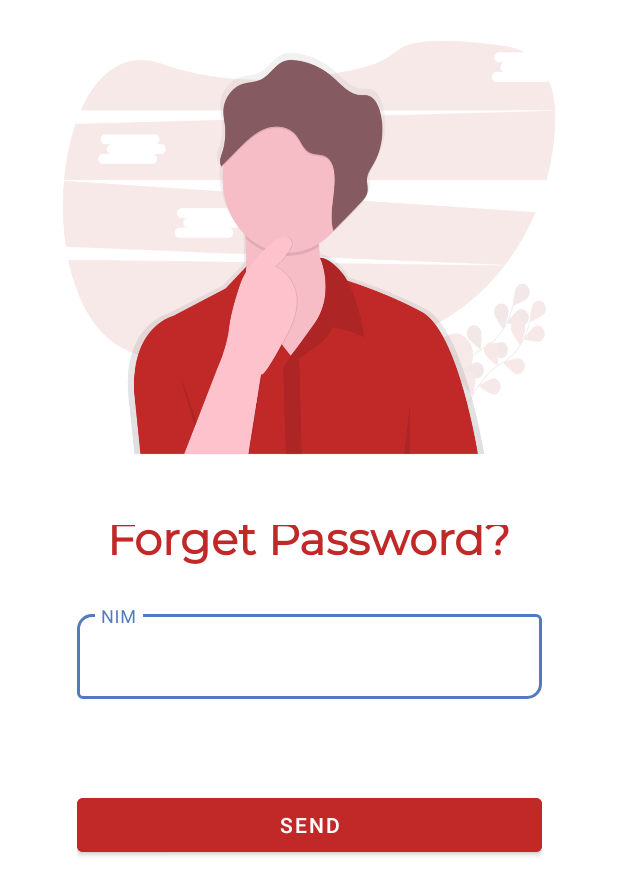
After one commit to dhandyjoe/appdevo-mobile, an Android app: the layout activity_forget_password.xml on its own in the app's theme, with its tools: preview values and no code run, on a phone screen of 412 x 824 dp. The commit adds this screen. Shown: the top 895 px of the screen. Run offline under Robolectric (Android 15) with nearby library versions, the phone set to English and light mode, and no system bars.

Commit message:
update app

```diff
--- a/app/build.gradle
+++ b/app/build.gradle
@@ -6,6 +6,10 @@ plugins {
 android {
     compileSdkVersion 30
     buildToolsVersion "30.0.3"
+
+    buildFeatures {
+        viewBinding true
+    }
 
     defaultConfig {
         applicationId "com.example.project_kbm"
@@ -27,6 +31,7 @@ android {
         sourceCompatibility JavaVersion.VERSION_1_8
         targetCompatibility JavaVersion.VERSION_1_8
     }
+
     kotlinOptions {
         jvmTarget = '1.8'
     }
--- a/app/src/main/AndroidManifest.xml
+++ b/app/src/main/AndroidManifest.xml
@@ -9,7 +9,8 @@
         android:roundIcon="@mipmap/ic_launcher_round"
         android:supportsRtl="true"
         android:theme="@style/Theme.Project_KBM">
-        <activity android:name=".activity.RegisterActivity"></activity>
+        <activity android:name=".activity.ForgetPasswordActivity"></activity>
+        <activity android:name=".activity.RegisterActivity" />
         <activity android:name=".activity.LoginActivity" />
         <activity android:name=".activity.SplashScreenActivity" />
         <activity android:name=".activity.MainActivity">
--- /dev/null
+++ b/app/src/main/res/layout/activity_forget_password.xml
@@ -0,0 +1,66 @@
+<?xml version="1.0" encoding="utf-8"?>
+<androidx.constraintlayout.widget.ConstraintLayout xmlns:android="http://schemas.android.com/apk/res/android"
+    xmlns:app="http://schemas.android.com/apk/res-auto"
+    xmlns:tools="http://schemas.android.com/tools"
+    android:layout_width="match_parent"
+    android:layout_height="match_parent"
+    tools:context=".activity.LoginActivity">
+
+    <ImageView
+        android:id="@+id/imageView"
+        android:layout_width="400dp"
+
+        android:layout_height="330dp"
+        android:background="@drawable/forget_password"
+        app:layout_constraintEnd_toEndOf="parent"
+        app:layout_constraintStart_toStartOf="parent"
+        app:layout_constraintTop_toTopOf="parent" />
+
+    <LinearLayout
+        android:id="@+id/linearLayout"
+        android:layout_width="350dp"
+        android:layout_height="wrap_content"
+        android:orientation="vertical"
+        android:padding="20dp"
+        app:layout_constraintEnd_toEndOf="parent"
+        app:layout_constraintStart_toStartOf="parent"
+        app:layout_constraintTop_toBottomOf="@+id/imageView">
+
+        <TextView
+            android:layout_width="wrap_content"
+            android:layout_height="wrap_content"
+            android:layout_gravity="center"
+            android:layout_marginTop="-10dp"
+            android:layout_marginBottom="10dp"
+            android:fontFamily="@font/montserrat"
+            android:text="Forget Password?"
+            android:textColor="@color/purple_200"
+            android:textSize="30sp"
+            android:textStyle="bold" />
+
+        <com.google.android.material.textfield.TextInputLayout
+            style="@style/Widget.MaterialComponents.TextInputLayout.OutlinedBox"
+            android:layout_width="match_parent"
+            android:layout_height="match_parent"
+            android:layout_marginTop="10dp"
+            app:boxCornerRadiusBottomEnd="10dp"
+            app:boxCornerRadiusTopStart="10dp">
+
+            <EditText
+                android:layout_width="match_parent"
+                android:layout_height="wrap_content"
+                android:hint="NIM" />
+
+        </com.google.android.material.textfield.TextInputLayout>
+
+        <Button
+            android:id="@+id/button"
+            android:layout_width="match_parent"
+            android:layout_height="wrap_content"
+            android:layout_marginTop="60dp"
+            android:backgroundTint="@color/purple_200"
+            android:text="SEND" />
+
+    </LinearLayout>
+
+</androidx.constraintlayout.widget.ConstraintLayout>
--- a/app/src/main/res/values/colors.xml
+++ b/app/src/main/res/values/colors.xml
@@ -1,8 +1,8 @@
 <?xml version="1.0" encoding="utf-8"?>
 <resources>
-    <color name="purple_200">#FFBB86FC</color>
+    <color name="purple_200">#C12929</color>
     <color name="purple_500">#517ABF</color>
-    <color name="purple_700">#FF3700B3</color>
+    <color name="purple_700">#FF7A00</color>
     <color name="teal_200">#FF03DAC5</color>
     <color name="teal_700">#FF018786</color>
     <color name="black">#FF000000</color>
```
Also changed, not shown: app/src/main/java/com/example/project_kbm/activity/ForgetPasswordActivity.kt (added, +11 -0 lines), app/src/main/res/layout/activity_main.xml (+0 -20 lines), app/src/main/res/layout/activity_register.xml (+95 -1 lines), app/src/main/res/drawable/forget_password.png.
